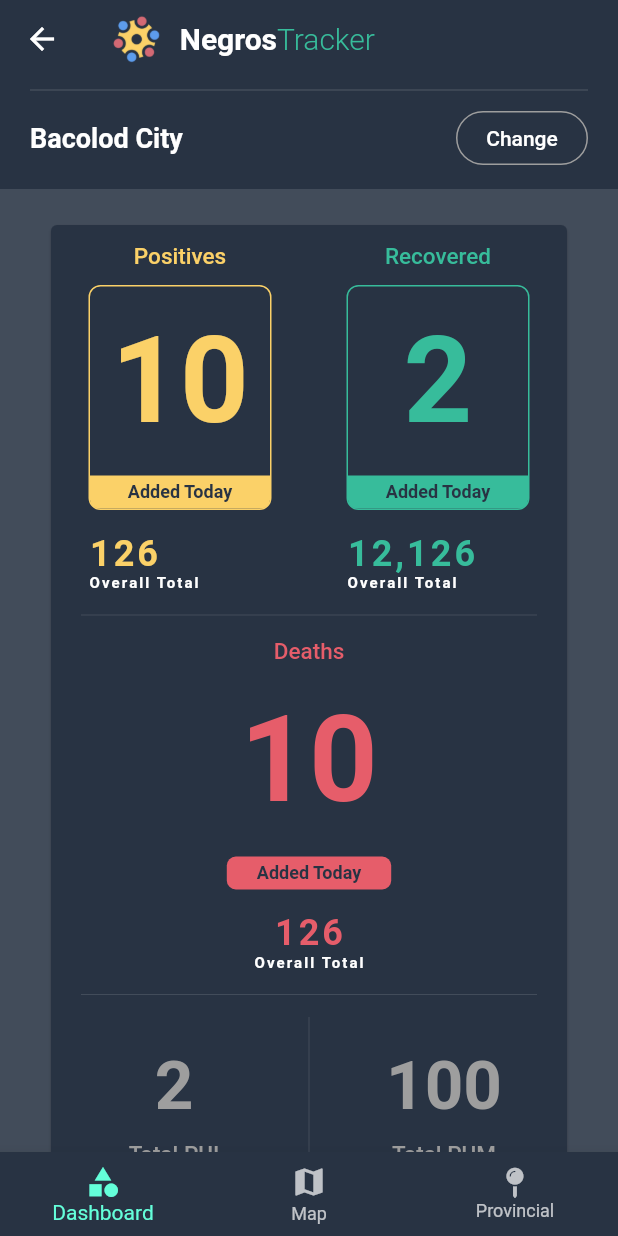
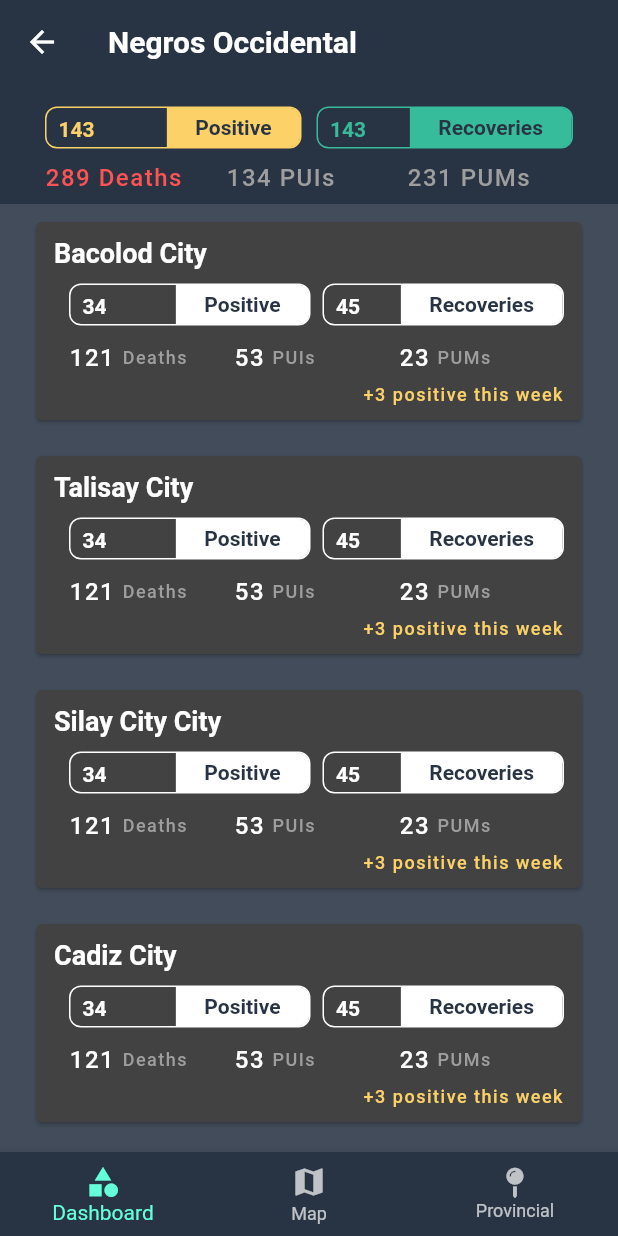
Before and after one commit to ChristianGerardHizon/negros_tracker, a Flutter app: the TabsPage screen opened by its route, on a phone screen of 412 x 824 dp. Run offline on Flutter 3.47's test engine with Material 2 defaults, Android fonts, the phone set to English and light mode, and no system bars; our stand-ins replace bloc, dio, equatable, flutter_bloc, font_awesome_flutter.

Commit message:
Provincial Stat Design

```diff
--- a/lib/app/screens/map/map.dart
+++ b/lib/app/screens/map/map.dart
@@ -1,10 +1,10 @@
 /*******************************************************************************
- * Created by Christian Gerard E. Hizon on 4/22/20 4:25 PM
+ * Created by Christian Gerard E. Hizon on 4/22/20 5:06 PM
  * Copyright (c) 2020 . All rights reserved.
- * Last modified 4/22/20 4:25 PM
+ * Last modified 4/22/20 4:31 PM
  ******************************************************************************/
 
-import 'package:covidstats/app/screens/map/map_bottom_appbar.dart';
+import 'package:covidstats/app/shared/map_bottom_appbar.dart';
 /*******************************************************************************
  * Created by Christian Gerard E. Hizon on 4/21/20 4:13 PM
  * Copyright (c) 2020 . All rights reserved.
--- a/lib/app/screens/provincial/provincial.dart
+++ b/lib/app/screens/provincial/provincial.dart
@@ -1,9 +1,10 @@
 /*******************************************************************************
- * Created by Christian Gerard E. Hizon on 4/22/20 4:25 PM
+ * Created by Christian Gerard E. Hizon on 4/22/20 5:06 PM
  * Copyright (c) 2020 . All rights reserved.
- * Last modified 4/22/20 4:25 PM
+ * Last modified 4/22/20 5:06 PM
  ******************************************************************************/
-
+import 'package:covidstats/app/screens/provincial/provincial_content.dart';
+import 'package:covidstats/app/shared/map_bottom_appbar.dart';
 import 'package:flutter/material.dart';
 
 class ProvincialPage extends StatefulWidget {
@@ -14,6 +15,21 @@ class ProvincialPage extends StatefulWidget {
 class _ProvincialPageState extends State<ProvincialPage> {
   @override
   Widget build(BuildContext context) {
-    return Container();
+    return Scaffold(
+      appBar: AppBar(
+        bottom: PreferredSize(
+          preferredSize: Size.fromHeight(80.0), // here the desired height
+          child: MapBottomAppBar(),
+        ),
+        title: Text(
+          'Negros Occidental', style: TextStyle(fontWeight: FontWeight.w700),),
+        elevation: 0,
+        backgroundColor: Theme
+            .of(context)
+            .scaffoldBackgroundColor,
+      ),
+      backgroundColor: Colors.white12,
+      body: ProvincialContent(),
+    );
   }
 }
--- /dev/null
+++ b/lib/app/screens/provincial/provincial_content.dart
@@ -0,0 +1,36 @@
+/*******************************************************************************
+ * Created by Christian Gerard E. Hizon on 4/22/20 5:06 PM
+ * Copyright (c) 2020 . All rights reserved.
+ * Last modified 4/22/20 5:06 PM
+ ******************************************************************************/
+
+import 'package:covidstats/app/screens/provincial/provincial_tile.dart';
+import 'package:flutter/material.dart';
+
+class ProvincialContent extends StatelessWidget {
+  @override
+  Widget build(BuildContext context) {
+    return Container(
+        child: ListView(
+      children: <Widget>[
+        /*
+
+                Content
+
+               */
+        ProvincialTile(
+          title: 'Bacolod City',
+        ),
+        ProvincialTile(
+          title: 'Talisay City',
+        ),
+        ProvincialTile(
+          title: 'Silay City City',
+        ),
+        ProvincialTile(
+          title: 'Cadiz City',
+        )
+      ],
+    ));
+  }
+}
--- /dev/null
+++ b/lib/app/screens/provincial/provincial_stat.dart
@@ -0,0 +1,44 @@
+/*******************************************************************************
+ * Created by Christian Gerard E. Hizon on 4/22/20 5:06 PM
+ * Copyright (c) 2020 . All rights reserved.
+ * Last modified 4/22/20 5:00 PM
+ ******************************************************************************/
+import 'package:flutter/material.dart';
+
+class ProvincialStats extends StatelessWidget {
+  final String count;
+  final String title;
+
+  const ProvincialStats({Key key, this.count, this.title}) : super(key: key);
+
+  @override
+  Widget build(BuildContext context) {
+    return Expanded(
+      flex: 1,
+      child: Container(
+        child: Row(
+          children: <Widget>[
+            Text(
+              this.count,
+              style: TextStyle(
+                  letterSpacing: 1,
+                  fontSize: 16,
+                  fontWeight: FontWeight.w500,
+                  color: Colors.white),
+            ),
+            SizedBox(width: 5),
+            Text(
+              this.title,
+              style: TextStyle(
+                letterSpacing: 1,
+                fontSize: 12,
+                fontWeight: FontWeight.w500,
+                color: Colors.grey,
+              ),
+            )
+          ],
+        ),
+      ),
+    );
+  }
+}
--- /dev/null
+++ b/lib/app/screens/provincial/provincial_tile.dart
@@ -0,0 +1,103 @@
+/*******************************************************************************
+ * Created by Christian Gerard E. Hizon on 4/22/20 5:06 PM
+ * Copyright (c) 2020 . All rights reserved.
+ * Last modified 4/22/20 5:06 PM
+ ******************************************************************************/
+
+import 'package:covidstats/app/shared/map_pills.dart';
+
+/*******************************************************************************
+ * Created by Christian Gerard E. Hizon on 4/22/20 5:02 PM
+ * Copyright (c) 2020 . All rights reserved.
+ * Last modified 4/22/20 5:02 PM
+ ******************************************************************************/
+import 'package:flutter/material.dart';
+
+import 'provincial_stat.dart';
+
+class ProvincialTile extends StatelessWidget {
+  final String title;
+
+  const ProvincialTile({Key key, this.title}) : super(key: key);
+
+  @override
+  Widget build(BuildContext context) {
+    return Container(
+      padding: EdgeInsets.symmetric(vertical: 8, horizontal: 20),
+      child: Card(
+        child: Container(
+          padding: EdgeInsets.symmetric(vertical: 10, horizontal: 12),
+          child: Column(
+            crossAxisAlignment: CrossAxisAlignment.start,
+            children: <Widget>[
+              Text(
+                this.title,
+                style: TextStyle(fontWeight: FontWeight.w700, fontSize: 18),
+              ),
+              SizedBox(height: 10),
+              Container(
+                margin: EdgeInsets.only(left: 10),
+                child: Column(
+                  children: <Widget>[
+                    Row(
+                      children: <Widget>[
+                        Expanded(
+                          flex: 1,
+                          child: MapPills(
+                            title: 'Positive',
+                            count: '34',
+                            color: Colors.white,
+                          ),
+                        ),
+                        SizedBox(width: 8),
+                        Expanded(
+                          flex: 1,
+                          child: MapPills(
+                            title: 'Recoveries',
+                            count: '45',
+                            color: Colors.white,
+                          ),
+                        )
+                      ],
+                    ),
+                    SizedBox(height: 12),
+                    Row(
+                      children: <Widget>[
+                        ProvincialStats(
+                          count: '121',
+                          title: 'Deaths',
+                        ),
+                        ProvincialStats(
+                          count: '53',
+                          title: 'PUIs',
+                        ),
+                        ProvincialStats(
+                          count: '23',
+                          title: 'PUMs',
+                        ),
+                      ],
+                    ),
+                    SizedBox(height: 8),
+                    Container(
+                      width: double.maxFinite,
+                      child: Text(
+                        '+3 positive this week',
+                        textAlign: TextAlign.end,
+                        style: TextStyle(
+                          letterSpacing: 1,
+                          fontSize: 12,
+                          fontWeight: FontWeight.w500,
+                          color: Color(0xffFBD168),
+                        ),
+                      ),
+                    )
+                  ],
+                ),
+              )
+            ],
+          ),
+        ),
+      ),
+    );
+  }
+}
--- a/lib/app/screens/tabs/tabs.dart
+++ b/lib/app/screens/tabs/tabs.dart
@@ -1,10 +1,10 @@
 /*******************************************************************************
- * Created by Christian Gerard E. Hizon on 4/22/20 12:48 PM
+ * Created by Christian Gerard E. Hizon on 4/22/20 5:06 PM
  * Copyright (c) 2020 . All rights reserved.
- * Last modified 4/22/20 12:48 PM
+ * Last modified 4/22/20 5:06 PM
  ******************************************************************************/
 
-import 'package:covidstats/app/screens/dashboard/dashboard.dart';
+import 'package:covidstats/app/screens/provincial/provincial.dart';
 import 'package:flutter/cupertino.dart';
 /*******************************************************************************
  * Created by Christian Gerard E. Hizon on 4/21/20 4:13 PM
@@ -21,7 +21,7 @@ class TabsPage extends StatelessWidget {
   @override
   Widget build(BuildContext context) {
     return Scaffold(
-      body: DashboardPage(),
+      body: ProvincialPage(),
       bottomNavigationBar: BottomNavigationBar(
         backgroundColor: Theme
             .of(context)
--- a/lib/app/screens/map/map_bottom_appbar.dart
+++ b/lib/app/shared/map_bottom_appbar.dart
@@ -1,17 +1,12 @@
 /*******************************************************************************
- * Created by Christian Gerard E. Hizon on 4/22/20 4:25 PM
+ * Created by Christian Gerard E. Hizon on 4/22/20 5:06 PM
  * Copyright (c) 2020 . All rights reserved.
- * Last modified 4/22/20 4:25 PM
- ******************************************************************************/
-
-import 'package:covidstats/app/screens/map/map_pills.dart';
-/*******************************************************************************
- * Created by Christian Gerard E. Hizon on 4/22/20 3:34 PM
- * Copyright (c) 2020 . All rights reserved.
- * Last modified 4/22/20 3:34 PM
+ * Last modified 4/22/20 4:31 PM
  ******************************************************************************/
 
 import 'package:flutter/material.dart';
+
+import 'map_pills.dart';
 
 class MapBottomAppBar extends StatelessWidget {
   @override
@@ -42,7 +37,7 @@ class MapBottomAppBar extends StatelessWidget {
                 child: MapPills(
                   color: Color(0xff37BC9B),
                   count: '143',
-                  title: 'Positive',
+                  title: 'Recoveries',
                 ),
               ),
             ],
--- a/lib/app/screens/map/map_pills.dart
+++ b/lib/app/shared/map_pills.dart
@@ -1,5 +1,5 @@
 /*******************************************************************************
- * Created by Christian Gerard E. Hizon on 4/22/20 4:25 PM
+ * Created by Christian Gerard E. Hizon on 4/22/20 5:06 PM
  * Copyright (c) 2020 . All rights reserved.
  * Last modified 4/22/20 4:25 PM
  ******************************************************************************/
```
